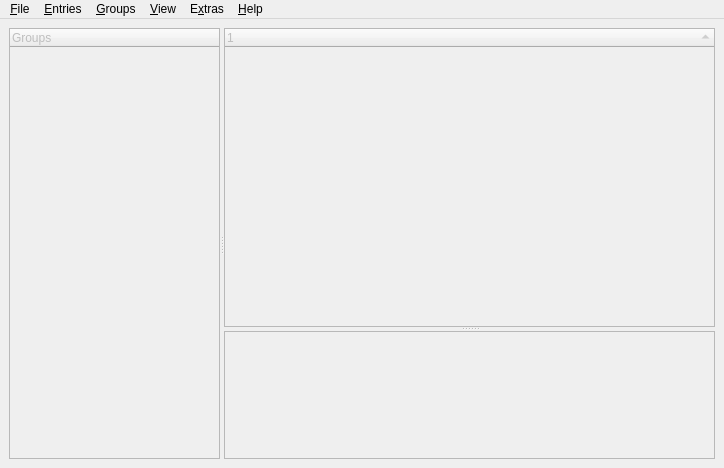
This is src/forms/MainWindow.ui in dkonigsberg/keepassx-playbook as Qt 5 draws it before an edit. The edited form follows.
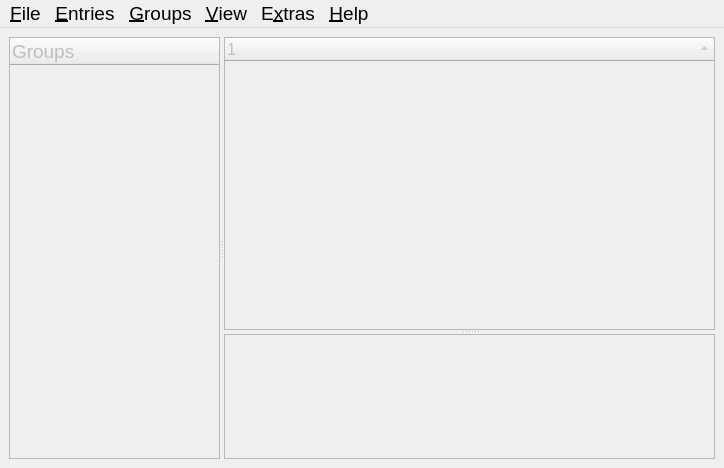
This is the edited form. Custom widgets are drawn as their Qt base class.

Patch:
```diff
--- a/src/forms/MainWindow.ui
+++ b/src/forms/MainWindow.ui
@@ -34,6 +34,11 @@
          <verstretch>0</verstretch>
         </sizepolicy>
        </property>
+       <property name="font">
+        <font>
+         <pointsize>14</pointsize>
+        </font>
+       </property>
        <property name="acceptDrops">
         <bool>true</bool>
        </property>
@@ -69,6 +74,11 @@
           <verstretch>70</verstretch>
          </sizepolicy>
         </property>
+        <property name="font">
+         <font>
+          <pointsize>12</pointsize>
+         </font>
+        </property>
         <property name="selectionMode">
          <enum>QAbstractItemView::ExtendedSelection</enum>
         </property>
@@ -95,6 +105,11 @@
           <height>30</height>
          </size>
         </property>
+        <property name="font">
+         <font>
+          <pointsize>12</pointsize>
+         </font>
+        </property>
         <property name="readOnly">
          <bool>true</bool>
         </property>
@@ -113,9 +128,16 @@
      <x>0</x>
      <y>0</y>
      <width>724</width>
-     <height>24</height>
+     <height>34</height>
     </rect>
    </property>
+   <property name="font">
+    <font>
+     <pointsize>14</pointsize>
+     <weight>50</weight>
+     <bold>false</bold>
+    </font>
+   </property>
    <widget class="QMenu" name="menuHelp">
     <property name="title">
      <string>&amp;Help</string>
```
